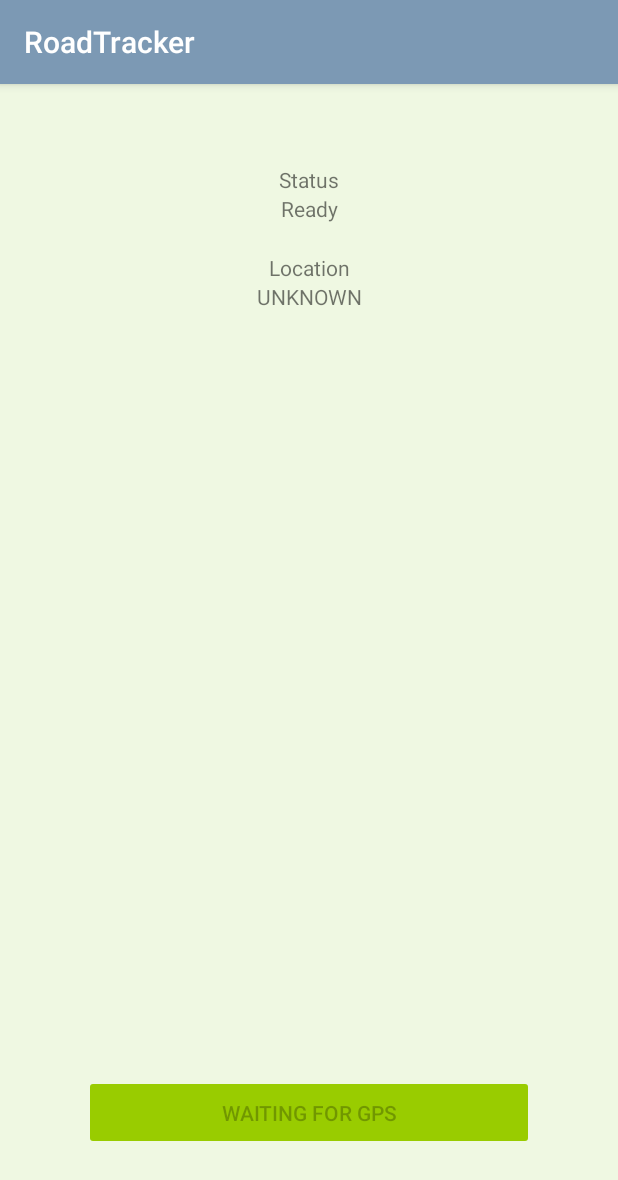
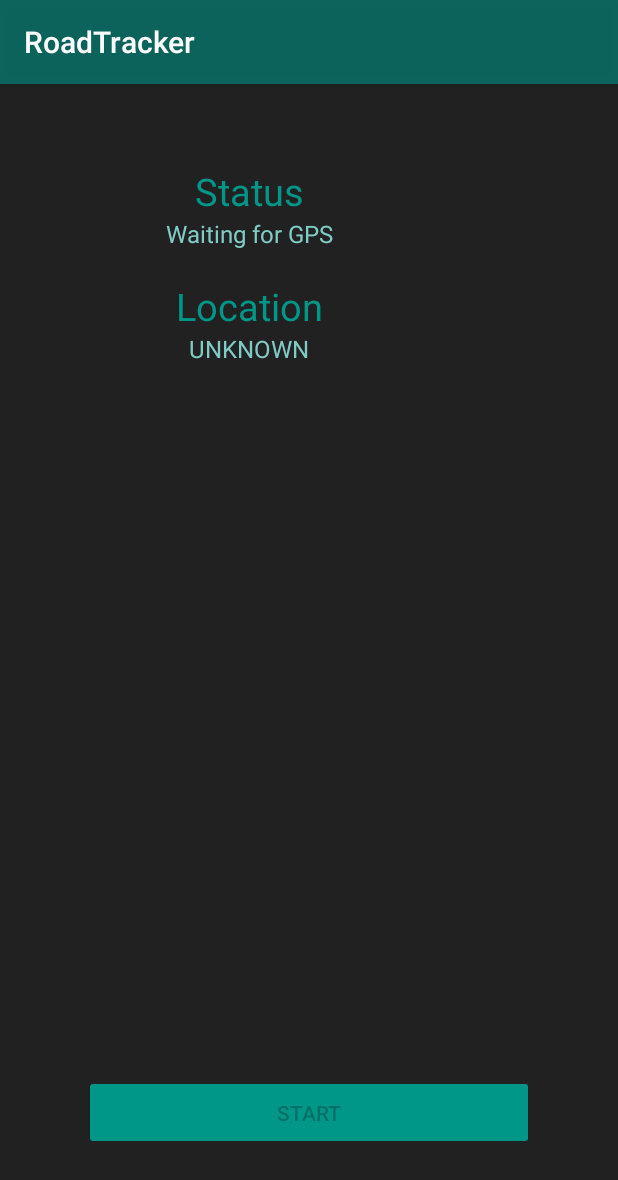
Before and after one commit to simonpolle/RoadTracker, an Android app: the HomeActivity screen opened directly, with no data from a screen before it, on a phone screen of 412 x 824 dp. Shown: the top 1180 px of the screen. Run offline under Robolectric (Android 15) with nearby library versions, the phone set to English and light mode, and no system bars; our stand-ins replace ButterKnife; libraries missing offline, so code that uses them is left out: com.karumi.dexter, fr.quentinklein.slt; 2 statements that could not run were skipped.

Commit message:
refactor: ui and location tracker

```diff
--- a/app/build.gradle
+++ b/app/build.gradle
@@ -27,8 +27,6 @@ dependencies {
     compile 'com.android.support:appcompat-v7:25.0.1'
     testCompile 'junit:junit:4.12'
     compile 'com.jakewharton:butterknife:8.4.0'
-
-
     compile 'com.arasthel:asyncjob-library:1.0.3'
     compile 'com.squareup.retrofit2:retrofit:2.0.2'
     compile 'com.squareup.retrofit2:converter-gson:2.0.2'
@@ -42,8 +40,8 @@ dependencies {
     provided 'org.projectlombok:lombok:1.12.6'
     compile 'com.karumi:dexter:4.1.0'
     compile 'com.github.quentin7b:android-location-tracker:3.2'
-
     compile 'io.nlopez.smartlocation:library:3.3.1'
+    compile 'com.github.satyan:sugar:1.3'
 
     annotationProcessor 'com.jakewharton:butterknife-compiler:8.4.0'
 }
--- a/app/src/main/java/be/ehb/roadtracker/MainActivity.java
+++ /dev/null
@@ -1,15 +0,0 @@
-package be.ehb.roadtracker;
-
-import android.support.v7.app.AppCompatActivity;
-import android.os.Bundle;
-
-public class MainActivity extends AppCompatActivity
-{
-
-    @Override
-    protected void onCreate(Bundle savedInstanceState)
-    {
-        super.onCreate(savedInstanceState);
-        setContentView(R.layout.activity_main);
-    }
-}
--- a/app/src/main/java/be/ehb/roadtracker/config/ApiClient.java
+++ b/app/src/main/java/be/ehb/roadtracker/config/ApiClient.java
@@ -10,10 +10,7 @@ import java.io.IOException;
 import be.ehb.roadtracker.data.OAuthService;
 import be.ehb.roadtracker.domain.AccessTokenResponse;
 import be.ehb.roadtracker.ui.helpers.ContextHelper;
-import okhttp3.Interceptor;
 import okhttp3.OkHttpClient;
-import okhttp3.Request;
-import okhttp3.Response;
 import retrofit2.Retrofit;
 import retrofit2.adapter.rxjava.RxJavaCallAdapterFactory;
 import retrofit2.converter.gson.GsonConverterFactory;
--- a/app/src/main/java/be/ehb/roadtracker/config/ApplicationProperties.java
+++ b/app/src/main/java/be/ehb/roadtracker/config/ApplicationProperties.java
@@ -11,7 +11,7 @@ public class ApplicationProperties
     private static ApplicationProperties instance = null;
     private static String CLIENT_ID = "1";
     private static String CLIENT_SECRET = "UDcxnuLciGVefE05q3N4U2uhZMMMJEwPmeEsyK8s";
-    private static String HOST = "http://192.168.0.163:8000";
+    private static String HOST = "http://192.168.0.165:8000";
 
     private ApplicationProperties()
     {
--- a/app/src/main/java/be/ehb/roadtracker/domain/Route.java
+++ b/app/src/main/java/be/ehb/roadtracker/domain/Route.java
@@ -1,4 +1,6 @@
 package be.ehb.roadtracker.domain;
+
+import com.orm.SugarRecord;
 
 import java.util.List;
 
@@ -11,7 +13,7 @@ import lombok.Setter;
 @Setter
 @NoArgsConstructor
 @AllArgsConstructor(suppressConstructorProperties=true)
-public class Route
+public class Route extends SugarRecord
 {
     private List<Route> routes;
 }
--- a/app/src/main/java/be/ehb/roadtracker/services/implementations/CustomLocationTracker.java
+++ /dev/null
@@ -1,69 +0,0 @@
-package be.ehb.roadtracker.services.implementations;
-
-
-import android.Manifest;
-import android.content.Context;
-import android.content.pm.PackageManager;
-import android.location.Location;
-import android.support.v4.app.ActivityCompat;
-import android.widget.Toast;
-
-
-import java.util.ArrayList;
-import java.util.List;
-
-import be.ehb.roadtracker.services.interfaces.LocationTracker;
-import io.nlopez.smartlocation.OnLocationUpdatedListener;
-import io.nlopez.smartlocation.SmartLocation;
-import rx.Subscription;
-import rx.functions.Action1;
-
-public class CustomLocationTracker implements LocationTracker
-{
-    private List<Location> locations;
-    private final LocationChangedListener listener;
-
-    public interface LocationChangedListener
-    {
-        void onChange(Location location);
-    }
-
-    public CustomLocationTracker(LocationChangedListener listener)
-    {
-        this.listener = listener;
-        this.locations = new ArrayList<>();
-    }
-
-    @Override
-    public void start(final Context context)
-    {
-        SmartLocation.with(context).location()
-                .start(new OnLocationUpdatedListener()
-                {
-                    @Override
-                    public void onLocationUpdated(Location location)
-                    {
-                        Toast.makeText(context, location.getProvider(), Toast.LENGTH_LONG).show();
-                        listener.onChange(location);
-                    }
-                });
-    }
-
-    @Override
-    public void pause()
-    {
-
-    }
-
-    @Override
-    public void stop()
-    {
-        //clear locaiton list and api request to store route
-    }
-
-    @Override
-    public void save(Location location)
-    {
-        locations.add(location);
-    }
-}
--- a/app/src/main/java/be/ehb/roadtracker/services/interfaces/LocationTracker.java
+++ /dev/null
@@ -1,14 +0,0 @@
-package be.ehb.roadtracker.services.interfaces;
-
-
-import android.content.Context;
-import android.location.Location;
-
-
-public interface LocationTracker
-{
-    void start(Context context);
-    void pause();
-    void stop();
-    void save(Location location);
-}
--- a/app/src/main/java/be/ehb/roadtracker/ui/activities/HomeActivity.java
+++ b/app/src/main/java/be/ehb/roadtracker/ui/activities/HomeActivity.java
@@ -6,7 +6,6 @@ import android.location.Location;
 import android.os.Bundle;
 import android.support.v4.app.ActivityCompat;
 import android.support.v7.app.AppCompatActivity;
-import android.util.Log;
 import android.view.View;
 import android.widget.Button;
 import android.widget.TextView;
@@ -20,16 +19,13 @@ import com.karumi.dexter.listener.PermissionRequest;
 import com.karumi.dexter.listener.single.PermissionListener;
 
 import be.ehb.roadtracker.R;
-import be.ehb.roadtracker.services.implementations.CustomLocationTracker;
 import butterknife.BindView;
 import butterknife.ButterKnife;
 import fr.quentinklein.slt.LocationTracker;
 import fr.quentinklein.slt.TrackerSettings;
 
-public class HomeActivity extends AppCompatActivity implements CustomLocationTracker.LocationChangedListener
+public class HomeActivity extends AppCompatActivity
 {
-    private CustomLocationTracker customLocationTracker;
-
     @BindView(R.id.home_totalKmTitle)
     TextView totalKmTitle;
 
@@ -60,9 +56,11 @@ public class HomeActivity extends AppCompatActivity implements CustomLocationTra
     @BindView(R.id.home_location)
     TextView location;
 
-    @BindView(R.id.home_button)
-    Button button;
+    @BindView(R.id.home_start)
+    Button start;
 
+    @BindView(R.id.home_stop)
+    Button stop;
 
     @Override
     protected void onCreate(Bundle savedInstanceState)
@@ -106,13 +104,11 @@ public class HomeActivity extends AppCompatActivity implements CustomLocationTra
                     public void onPermissionRationaleShouldBeShown(PermissionRequest permission, PermissionToken token)
                     {/* ... */}
                 }).check();
-        this.customLocationTracker = new CustomLocationTracker(this);
         setupViews();
     }
 
     private void start()
     {
-
         if (ActivityCompat.checkSelfPermission(this, Manifest.permission.ACCESS_FINE_LOCATION) != PackageManager.PERMISSION_GRANTED && ActivityCompat.checkSelfPermission(this, Manifest.permission.ACCESS_COARSE_LOCATION) != PackageManager.PERMISSION_GRANTED)
         {
             // TODO: Consider calling
@@ -124,12 +120,11 @@ public class HomeActivity extends AppCompatActivity implements CustomLocationTra
             // for ActivityCompat#requestPermissions for more details.
             return;
         }
-        LocationTracker tracker = new LocationTracker(
-                this,
+        LocationTracker tracker = new LocationTracker(this,
                 new TrackerSettings()
                         .setUseGPS(true)
-                        .setUseNetwork(true)
-                        .setUsePassive(true)
+                        .setUseNetwork(false)
+                        .setUsePassive(false)
                         .setTimeBetweenUpdates(1000)
         )
         {
@@ -137,16 +132,34 @@ public class HomeActivity extends AppCompatActivity implements CustomLocationTra
             @Override
             public void onLocationFound(Location location)
             {
-                Toast.makeText(HomeActivity.this, location.toString(), Toast.LENGTH_LONG).show();
+                status.setText("Ready");
+                stop.setText("Running");
+
+                if (ActivityCompat.checkSelfPermission(getApplicationContext(), Manifest.permission.ACCESS_FINE_LOCATION) != PackageManager.PERMISSION_GRANTED && ActivityCompat.checkSelfPermission(getApplicationContext(), Manifest.permission.ACCESS_COARSE_LOCATION) != PackageManager.PERMISSION_GRANTED)
+                {
+                    // TODO: Consider calling
+                    //    ActivityCompat#requestPermissions
+                    // here to request the missing permissions, and then overriding
+                    //   public void onRequestPermissionsResult(int requestCode, String[] permissions,
+                    //                                          int[] grantResults)
+                    // to handle the case where the user grants the permission. See the documentation
+                    // for ActivityCompat#requestPermissions for more details.
+                    return;
+                }
             }
 
             @Override
             public void onTimeout()
             {
-                Toast.makeText(HomeActivity.this, "timeout", Toast.LENGTH_LONG).show();
+                status.setText("Could not find location");
             }
         };
         tracker.startListening();
+    }
+
+    private void stop()
+    {
+        setupResultViews();
     }
 
     private void setupViews()
@@ -157,9 +170,10 @@ public class HomeActivity extends AppCompatActivity implements CustomLocationTra
         this.trajectKost.setVisibility(View.GONE);
         this.prijsKmTitle.setVisibility(View.GONE);
         this.prijsKm.setVisibility(View.GONE);
+        this.stop.setVisibility(View.GONE);
         this.location.setText("UNKNOWN");
-        this.button.setText("Waiting for GPS");
-        this.button.setEnabled(false);
+        this.status.setText("Waiting for GPS");
+        this.start.setEnabled(false);
     }
 
     private void setupResultViews()
@@ -168,6 +182,7 @@ public class HomeActivity extends AppCompatActivity implements CustomLocationTra
         this.status.setVisibility(View.GONE);
         this.locationTitle.setVisibility(View.GONE);
         this.location.setVisibility(View.GONE);
+        this.start.setVisibility(View.GONE);
 
         this.totalKmTitle.setVisibility(View.VISIBLE);
         this.totalKm.setVisibility(View.VISIBLE);
@@ -175,12 +190,6 @@ public class HomeActivity extends AppCompatActivity implements CustomLocationTra
         this.trajectKost.setVisibility(View.VISIBLE);
         this.prijsKmTitle.setVisibility(View.VISIBLE);
         this.prijsKm.setVisibility(View.VISIBLE);
-        this.button.setText("Submit route");
-    }
-
-    @Override
-    public void onChange(Location location)
-    {
-        this.button.setText(location.toString());
+        this.stop.setVisibility(View.VISIBLE);
     }
 }
--- a/app/src/main/res/layout/activity_home.xml
+++ b/app/src/main/res/layout/activity_home.xml
@@ -24,26 +24,32 @@
             android:layout_width="match_parent"
             android:layout_height="wrap_content"
             android:textAlignment="center"
-            android:text="km's afgelegd"
+            android:text="Kilometers traveled"
             android:ems="10"
-            android:id="@+id/home_totalKmTitle"/>
+            android:id="@+id/home_totalKmTitle"
+            android:textColor="@color/text"
+            android:textSize="25sp"/>
 
         <TextView
             android:layout_width="match_parent"
             android:layout_height="wrap_content"
             android:textAlignment="center"
-            android:text="18 km"
+            android:text="18km"
             android:ems="10"
             android:id="@+id/home_totalKm"
-            android:layout_marginBottom="20dp"/>
+            android:layout_marginBottom="20dp"
+            android:textColor="@color/secondaryText"
+            android:textSize="16sp"/>
 
         <TextView
             android:layout_width="match_parent"
             android:layout_height="wrap_content"
             android:textAlignment="center"
-            android:text="Trajectkost"
+            android:text="Route costs"
             android:ems="10"
-            android:id="@+id/home_trajectKostTitle"/>
+            android:id="@+id/home_trajectKostTitle"
+            android:textColor="@color/text"
+            android:textSize="25sp"/>
 
         <TextView
             android:layout_width="match_parent"
@@ -52,15 +58,19 @@
             android:text="3.78 euro"
             android:ems="10"
             android:id="@+id/home_trajectKost"
-            android:layout_marginBottom="20dp"/>
+            android:layout_marginBottom="20dp"
+            android:textColor="@color/secondaryText"
+            android:textSize="16sp"/>
 
         <TextView
             android:layout_width="match_parent"
             android:layout_height="wrap_content"
             android:textAlignment="center"
-            android:text="Prijs/km"
+            android:text="Cost rate"
             android:ems="10"
-            android:id="@+id/home_prijsKmTitle"/>
+            android:id="@+id/home_prijsKmTitle"
+            android:textColor="@color/text"
+            android:textSize="25sp"/>
 
         <TextView
             android:layout_width="match_parent"
@@ -69,7 +79,9 @@
             android:text="0.21 euro"
             android:ems="10"
             android:id="@+id/home_prijsKm"
-            android:layout_marginBottom="20dp"/>
+            android:layout_marginBottom="20dp"
+            android:textColor="@color/secondaryText"
+            android:textSize="16sp"/>
 
         <TextView
             android:layout_width="match_parent"
@@ -77,7 +89,9 @@
             android:textAlignment="center"
             android:text="Status"
             android:ems="10"
-            android:id="@+id/home_statusTitle"/>
+            android:id="@+id/home_statusTitle"
+            android:textColor="@color/text"
+            android:textSize="25sp"/>
 
         <TextView
             android:layout_width="match_parent"
@@ -86,7 +100,9 @@
             android:text="Ready"
             android:ems="10"
             android:id="@+id/home_status"
-            android:layout_marginBottom="20dp"/>
+            android:layout_marginBottom="20dp"
+            android:textColor="@color/secondaryText"
+            android:textSize="16sp"/>
 
         <TextView
             android:layout_width="match_parent"
@@ -94,7 +110,9 @@
             android:textAlignment="center"
             android:text="Location"
             android:ems="10"
-            android:id="@+id/home_locationTitle"/>
+            android:id="@+id/home_locationTitle"
+            android:textColor="@color/text"
+            android:textSize="25sp"/>
 
         <TextView
             android:layout_width="match_parent"
@@ -103,17 +121,29 @@
             android:text=""
             android:ems="10"
             android:id="@+id/home_location"
-            android:layout_marginBottom="20dp"/>
+            android:layout_marginBottom="20dp"
+            android:textColor="@color/secondaryText"
+            android:textSize="16sp"/>
 
     </LinearLayout>
+
+    <Button
+        android:text="Start"
+        android:layout_width="300dp"
+        android:layout_height="50dp"
+        android:id="@+id/home_start"
+        android:layout_marginBottom="41dp"
+        android:backgroundTint="@color/button"
+        android:layout_alignParentBottom="true"
+        android:layout_centerHorizontal="true"/>
 
     <Button
         android:text="Submit route"
         android:layout_width="300dp"
         android:layout_height="50dp"
-        android:id="@+id/home_button"
+        android:id="@+id/home_stop"
         android:layout_marginBottom="41dp"
-        android:backgroundTint="@android:color/holo_green_light"
+        android:backgroundTint="@color/button"
         android:layout_alignParentBottom="true"
         android:layout_centerHorizontal="true"/>
 </RelativeLayout>
--- a/app/src/main/res/values/colors.xml
+++ b/app/src/main/res/values/colors.xml
@@ -1,9 +1,10 @@
 <?xml version="1.0" encoding="utf-8"?>
 <resources>
-    <color name="colorPrimary">#7C99B4</color>
-    <color name="colorPrimaryDark">#BBBDF6</color>
-    <color name="colorAccent">#77BFA3</color>
-    <color name="colorPrimaryBackground">#EFF8E2</color>
-    <color name="button">#464655</color>
-    <color name="text">#464655</color>
+<color name="colorPrimary">#009688</color>
+<color name="colorPrimaryDark">#004D40</color>
+<color name="colorAccent">#2196F3</color>
+<color name="colorPrimaryBackground">#212121</color>
+<color name="button">#009688</color>
+<color name="text">#009688</color>
+<color name="secondaryText">#80CBC4</color>
 </resources>
```
Also changed, not shown: app/src/main/AndroidManifest.xml (+6 -1 lines), app/src/main/res/mipmap-hdpi/ic_launcher.png.
